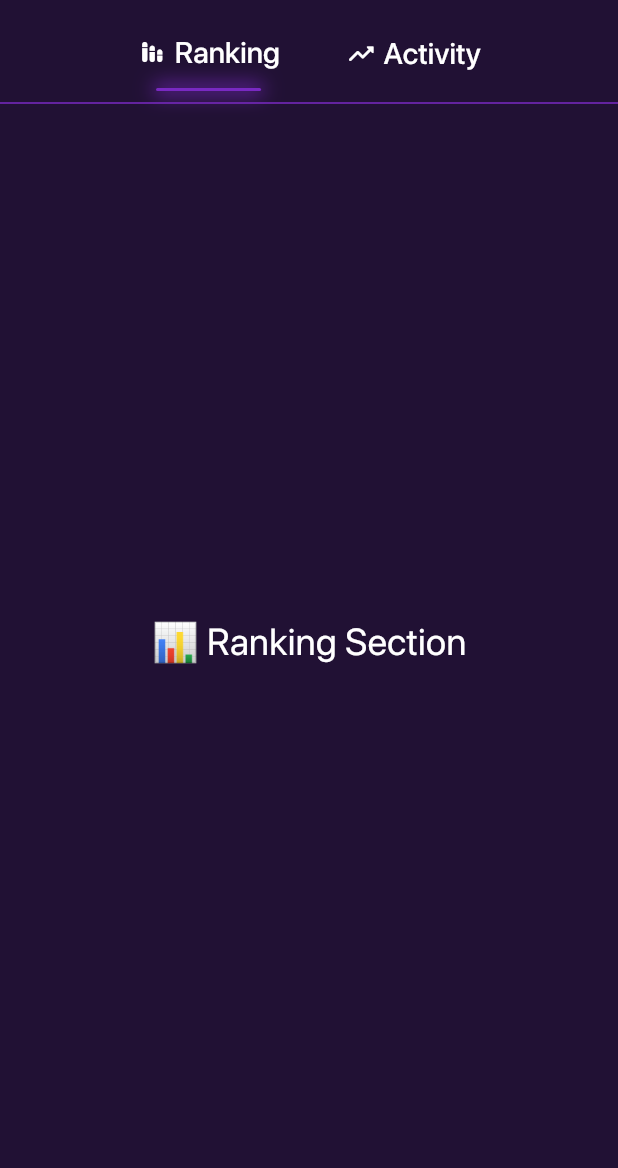
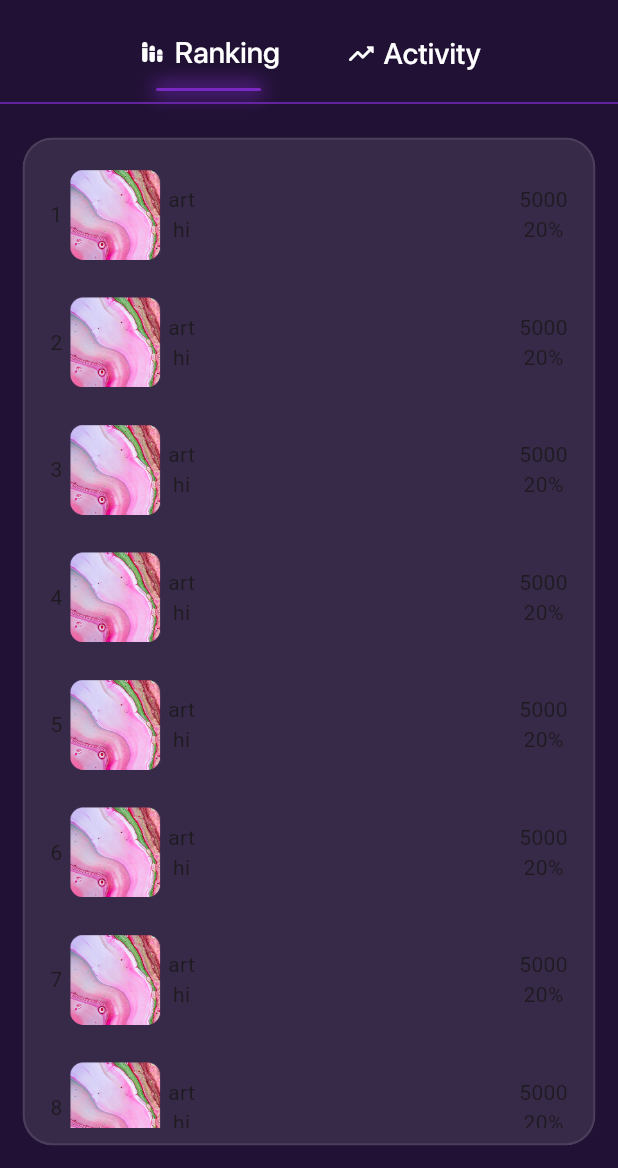
Before and after one commit to AhmedAbdElBar/mini_nft_marketplace, a Flutter app: the StateScreen screen opened by its route, on a phone screen of 412 x 824 dp, the part 68-1236 px from its top. Run offline on Flutter 3.47's test engine with Material 3 defaults, Android fonts, the phone set to English and light mode, and no system bars.

Commit message:
create ranking model and custom card for ranking page

```diff
--- a/lib/core/constants/constants.dart
+++ b/lib/core/constants/constants.dart
@@ -3,6 +3,7 @@ import 'package:mini_nft_marketplace/core/resources/strings_value_manager.dart';
 import 'package:mini_nft_marketplace/feature/models/category_model.dart';
 import 'package:mini_nft_marketplace/feature/models/other_section_model.dart';
 import 'package:mini_nft_marketplace/feature/models/trending_model.dart';
+import 'package:mini_nft_marketplace/feature/status/models/ranking_model.dart';
 
 class Constants {
   static List<CategoryModel> categoryList = [
@@ -48,4 +49,54 @@ class Constants {
     OtherSectionModel(ImagesValueManager.vAH_4, StringsValueManager.vHPH_4,
         StringsValueManager.vHPH_4_2, 0.26, 200),
   ];
+  static List<RankingModel> rankingList = [
+    RankingModel(
+        imagePath: ImagesValueManager.vATS_1,
+        title: "art",
+        supTitle: "hi",
+        count: 5000,
+        percentage: "20%"),
+    RankingModel(
+        imagePath: ImagesValueManager.vATS_1,
+        title: "art",
+        supTitle: "hi",
+        count: 5000,
+        percentage: "20%"),
+    RankingModel(
+        imagePath: ImagesValueManager.vATS_1,
+        title: "art",
+        supTitle: "hi",
+        count: 5000,
+        percentage: "20%"),
+    RankingModel(
+        imagePath: ImagesValueManager.vATS_1,
+        title: "art",
+        supTitle: "hi",
+        count: 5000,
+        percentage: "20%"),
+    RankingModel(
+        imagePath: ImagesValueManager.vATS_1,
+        title: "art",
+        supTitle: "hi",
+        count: 5000,
+        percentage: "20%"),
+    RankingModel(
+        imagePath: ImagesValueManager.vATS_1,
+        title: "art",
+        supTitle: "hi",
+        count: 5000,
+        percentage: "20%"),
+    RankingModel(
+        imagePath: ImagesValueManager.vATS_1,
+        title: "art",
+        supTitle: "hi",
+        count: 5000,
+        percentage: "20%"),
+    RankingModel(
+        imagePath: ImagesValueManager.vATS_1,
+        title: "art",
+        supTitle: "hi",
+        count: 5000,
+        percentage: "20%"),
+  ];
 }
--- a/lib/core/resources/color_value_manager.dart
+++ b/lib/core/resources/color_value_manager.dart
@@ -19,7 +19,7 @@ class ColorValueManager {
   // 🔵 Indigo / Blue Shades
   static const Color vDarkBlueColor = Colors.indigo;
   static final Color vIndigoOpec_0_2 = Colors.indigo.withValues(alpha: 0.2);
-  static final Color vIndigoShadow = Color(0xFF7929C2);
+  static const Color vIndigoShadow = Color(0xFF7929C2);
 
   // ⚙️ Gray Shades
   static const Color vGrayColor = Colors.grey;
--- /dev/null
+++ b/lib/feature/status/models/ranking_model.dart
@@ -0,0 +1,14 @@
+class RankingModel {
+  final String imagePath;
+  final String title;
+  final String supTitle;
+  final num count;
+  final String percentage;
+
+  RankingModel(
+      {required this.imagePath,
+      required this.title,
+      required this.supTitle,
+      required this.count,
+      required this.percentage});
+}
--- a/lib/feature/status/models/state_models.dart
+++ b/lib/feature/status/models/state_models.dart
@@ -1,46 +1,14 @@
 import 'package:flutter/material.dart';
-import 'package:mini_nft_marketplace/core/resources/color_value_manager.dart';
-import 'package:mini_nft_marketplace/core/resources/fonts_value_manager.dart';
+import 'package:mini_nft_marketplace/feature/status/widgets/custom_activity_widget.dart';
+import 'package:mini_nft_marketplace/feature/status/widgets/custom_ranking_widget.dart';
 
 Widget buildContent(int selectedIndex) {
   switch (selectedIndex) {
     case 0:
-      return Expanded(
-        child: Container(
-          decoration: BoxDecoration(
-            borderRadius: BorderRadius.circular(20),
-          ),
-          child: const Center(
-            child: Text(
-              "📊 Ranking Section",
-              style: TextStyle(
-                color: ColorValueManager.vWhiteColor,
-                fontSize: FontSizeValueManager.vFS25,
-                fontFamily: FontFamilyManager.vFSF,
-              ),
-            ),
-          ),
-        ),
-      );
+      return const CustomRankingWidget();
 
     case 1:
-      return Expanded(
-        child: Container(
-          decoration: BoxDecoration(
-            borderRadius: BorderRadius.circular(20),
-          ),
-          child: const Center(
-            child: Text(
-              "🔥 Activity Section",
-              style: TextStyle(
-                color: ColorValueManager.vWhiteColor,
-                fontSize: FontSizeValueManager.vFS25,
-                fontFamily: FontFamilyManager.vFSF,
-              ),
-            ),
-          ),
-        ),
-      );
+      return const CustomActivityWidget();
 
     default:
       return const SizedBox.shrink();
--- a/lib/feature/status/screen/state_screen.dart
+++ b/lib/feature/status/screen/state_screen.dart
@@ -72,7 +72,7 @@ class _StateScreenState extends State<StateScreen> {
                 )
               ],
             ),
-            Divider(
+            const Divider(
               color: ColorValueManager.vIndigoShadow,
             ),
             buildContent(selectedIndex),
--- /dev/null
+++ b/lib/feature/status/widgets/custom_activity_widget.dart
@@ -0,0 +1,21 @@
+import 'package:flutter/material.dart';
+import 'package:mini_nft_marketplace/core/resources/color_value_manager.dart';
+import 'package:mini_nft_marketplace/core/resources/fonts_value_manager.dart';
+
+class CustomActivityWidget extends StatelessWidget {
+  const CustomActivityWidget({super.key});
+
+  @override
+  Widget build(BuildContext context) {
+    return const Center(
+      child: Text(
+        "🔥 Activity Section",
+        style: TextStyle(
+          color: ColorValueManager.vWhiteColor,
+          fontSize: FontSizeValueManager.vFS25,
+          fontFamily: FontFamilyManager.vFSF,
+        ),
+      ),
+    );
+  }
+}
--- /dev/null
+++ b/lib/feature/status/widgets/custom_card_for_ranking_page.dart
@@ -0,0 +1,58 @@
+import 'package:flutter/material.dart';
+import 'package:mini_nft_marketplace/core/resources/padding_margin_value_manager.dart';
+
+class CustomCardForRankingPage extends StatelessWidget {
+  const CustomCardForRankingPage(
+      {super.key,
+      required this.index,
+      required this.imagePath,
+      required this.title,
+      required this.supTitle,
+      required this.count,
+      required this.percentage});
+  final int index;
+  final String imagePath;
+  final String title;
+  final String supTitle;
+  final num count;
+  final String percentage;
+
+  @override
+  Widget build(BuildContext context) {
+    return Container(
+      padding: const EdgeInsets.symmetric(
+          horizontal: PaddingValueManager.vP8,
+          vertical: PaddingValueManager.vP10),
+      height: 80,
+      child: Row(
+        children: [
+          Text("${index + 1}"),
+          const SizedBox(
+            width: 5,
+          ),
+          Image(
+            image: AssetImage(imagePath),
+          ),
+          const SizedBox(
+            width: 5,
+          ),
+          Column(
+            mainAxisAlignment: MainAxisAlignment.center,
+            children: [
+              Text(title),
+              Text(supTitle),
+            ],
+          ),
+          const Spacer(),
+          Column(
+            mainAxisAlignment: MainAxisAlignment.center,
+            children: [
+              Text("$count"),
+              Text(percentage),
+            ],
+          )
+        ],
+      ),
+    );
+  }
+}
--- /dev/null
+++ b/lib/feature/status/widgets/custom_ranking_widget.dart
@@ -0,0 +1,55 @@
+import 'dart:ui';
+
+import 'package:flutter/material.dart';
+import 'package:mini_nft_marketplace/core/constants/constants.dart';
+import 'package:mini_nft_marketplace/core/resources/border_radius_manager.dart';
+import 'package:mini_nft_marketplace/core/resources/color_value_manager.dart';
+import 'package:mini_nft_marketplace/core/resources/padding_margin_value_manager.dart';
+import 'package:mini_nft_marketplace/core/resources/size_value_manager.dart';
+import 'package:mini_nft_marketplace/feature/status/widgets/custom_card_for_ranking_page.dart';
+
+class CustomRankingWidget extends StatelessWidget {
+  const CustomRankingWidget({super.key});
+
+  @override
+  Widget build(BuildContext context) {
+    return Expanded(
+      child: Padding(
+        padding: const EdgeInsets.all(15),
+        child: ClipRRect(
+          borderRadius: BorderRadiusManager.vBR20,
+          child: BackdropFilter(
+            // to make the box with a blur effect==================
+            filter: ImageFilter.blur(
+                sigmaX: BlurManager.vB10, sigmaY: BlurManager.vB10),
+            child: Container(
+              padding: const EdgeInsets.symmetric(
+                  horizontal: PaddingValueManager.vP8,
+                  vertical: PaddingValueManager.vP10),
+              decoration: BoxDecoration(
+                  borderRadius: BorderRadiusManager.vBR20,
+                  color: ColorValueManager.vWhiteOpec_0_1,
+                  border: Border.all(
+                      color: ColorValueManager.vWhiteOpec_0_1,
+                      width: WidthValueManager.vW1_5)),
+              child: ListView.separated(
+                  physics: const AlwaysScrollableScrollPhysics(),
+                  itemBuilder: (context, index) => CustomCardForRankingPage(
+                        index: index,
+                        imagePath: Constants.rankingList[index].imagePath,
+                        title: Constants.rankingList[index].title,
+                        supTitle: Constants.rankingList[index].supTitle,
+                        count: Constants.rankingList[index].count,
+                        percentage: Constants.rankingList[index].percentage,
+                      ),
+                  separatorBuilder: (context, index) => const SizedBox(
+                        height: 5,
+                      ),
+                  itemCount: Constants.rankingList.length),
+            ),
+          ),
+        ),
+      ),
+    );
+  }
+}
--- a/lib/feature/status/widgets/custom_text_button.dart
+++ b/lib/feature/status/widgets/custom_text_button.dart
@@ -56,7 +56,7 @@ class _CustomTextButtonForStatsState extends State<CustomTextButtonForStats> {
             decoration: BoxDecoration(
               color: ColorValueManager.vIndigoShadow,
               borderRadius: BorderRadiusManager.vBR20,
-              boxShadow: [
+              boxShadow: const [
                 BoxShadow(
                   color: ColorValueManager.vIndigoShadow,
                   blurRadius: RadiusValueManager.vBR10,
```
